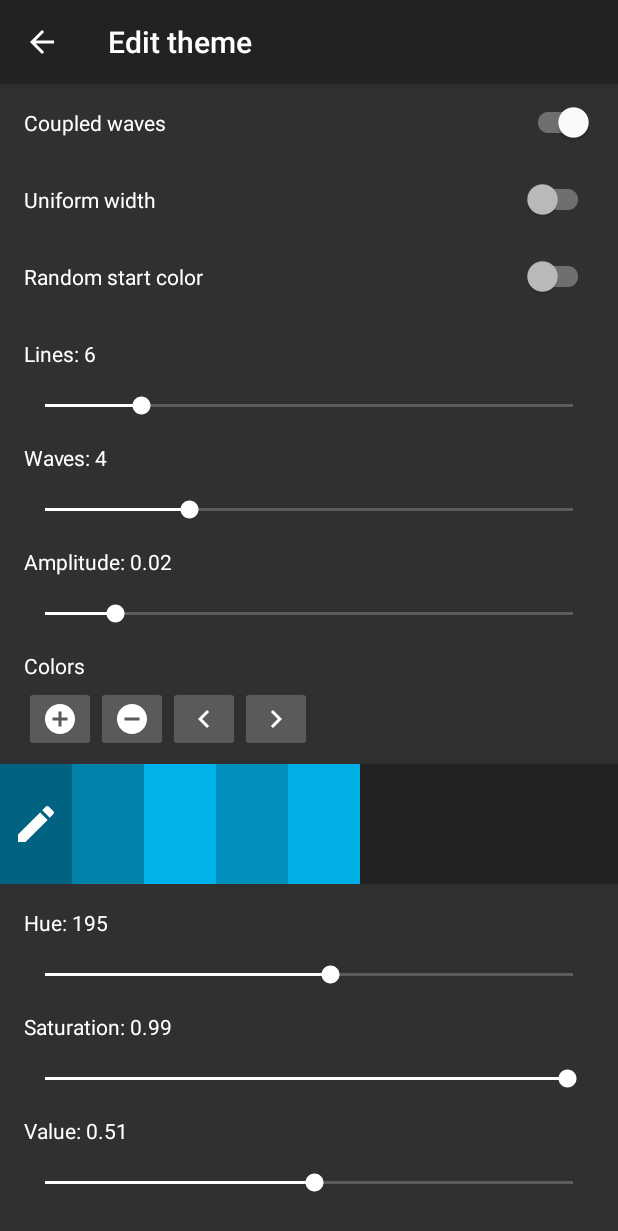
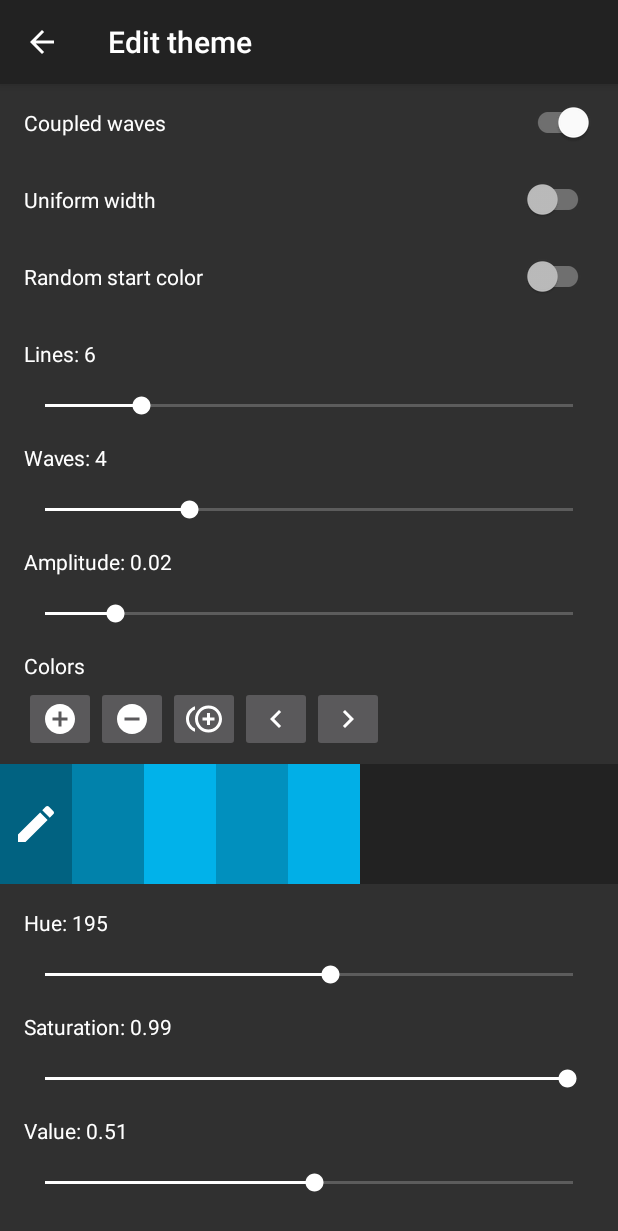
Before and after one commit to markusfisch/WaveLinesWallpaper, an Android app: the screen it shows after launch (MainActivity), after a tap on "Edit theme", on a phone screen of 412 x 824 dp. Shown: the top 1231 px of the screen. Run offline under Robolectric (Android 15) with nearby library versions, the phone set to English and light mode, and no system bars; 2 other taps on this screen came first.

Commit message:
Add a button to duplicate the selected color

```diff
--- a/app/src/main/java/de/markusfisch/android/wavelines/fragment/ThemeEditorFragment.java
+++ b/app/src/main/java/de/markusfisch/android/wavelines/fragment/ThemeEditorFragment.java
@@ -195,6 +195,13 @@ public class ThemeEditorFragment extends Fragment {
 				removeColor();
 			}
 		});
+		view.findViewById(R.id.duplicate_color).setOnClickListener(
+				new View.OnClickListener() {
+			@Override
+			public void onClick(View v) {
+				duplicateColor();
+			}
+		});
 		view.findViewById(R.id.shift_left).setOnClickListener(
 				new View.OnClickListener() {
 			@Override
@@ -276,6 +283,10 @@ public class ThemeEditorFragment extends Fragment {
 			}
 			updateColorControls();
 		}
+	}
+
+	private void duplicateColor() {
+		addNewColor(colors.get(selectedColor));
 	}
 
 	private void shiftLeft() {
--- /dev/null
+++ b/app/src/main/res/drawable/ic_duplicate_color.xml
@@ -0,0 +1,5 @@
+<vector android:height="24dp" android:tint="#FFFFFF"
+    android:viewportHeight="24.0" android:viewportWidth="24.0"
+    android:width="24dp" xmlns:android="http://schemas.android.com/apk/res/android">
+    <path android:fillColor="#FF000000" android:pathData="M16,8h-2v3h-3v2h3v3h2v-3h3v-2h-3zM2,12c0,-2.79 1.64,-5.2 4.01,-6.32L6.01,3.52C2.52,4.76 0,8.09 0,12s2.52,7.24 6.01,8.48v-2.16C3.64,17.2 2,14.79 2,12zM15,3c-4.96,0 -9,4.04 -9,9s4.04,9 9,9 9,-4.04 9,-9 -4.04,-9 -9,-9zM15,19c-3.86,0 -7,-3.14 -7,-7s3.14,-7 7,-7 7,3.14 7,7 -3.14,7 -7,7z"/>
+</vector>
--- a/app/src/main/res/layout/fragment_theme_editor.xml
+++ b/app/src/main/res/layout/fragment_theme_editor.xml
@@ -89,6 +89,11 @@
 				android:src="@drawable/ic_remove_color"/>
 			<ImageButton
 				style="@style/ColorButton"
+				android:id="@+id/duplicate_color"
+				android:contentDescription="@string/duplicate_color"
+				android:src="@drawable/ic_duplicate_color"/>
+			<ImageButton
+				style="@style/ColorButton"
 				android:id="@+id/shift_left"
 				android:contentDescription="@string/shift_left"
 				android:src="@drawable/ic_shift_left"/>
--- a/app/src/main/res/values/strings.xml
+++ b/app/src/main/res/values/strings.xml
@@ -17,6 +17,7 @@
 	<string name="colors">Colors</string>
 	<string name="add_color">Add color</string>
 	<string name="remove_color">Remove color</string>
+	<string name="duplicate_color">Duplicate color</string>
 	<string name="shift_left">Shift left</string>
 	<string name="shift_right">Shift right</string>
 	<string name="hue">Hue: %d</string>
```
